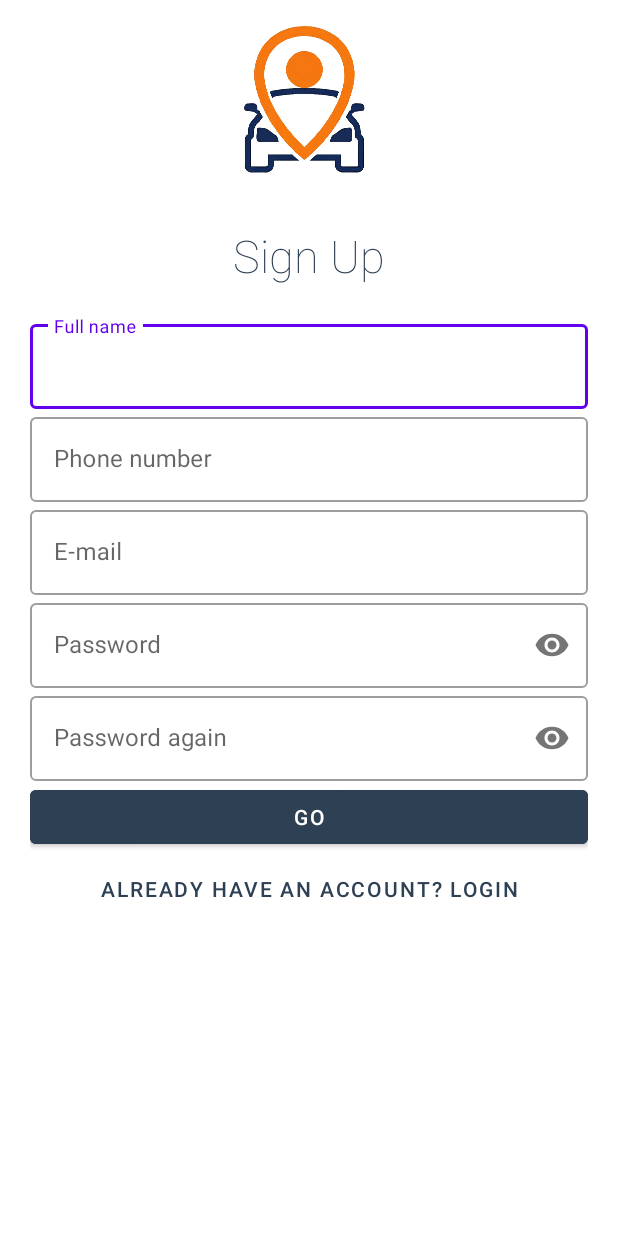
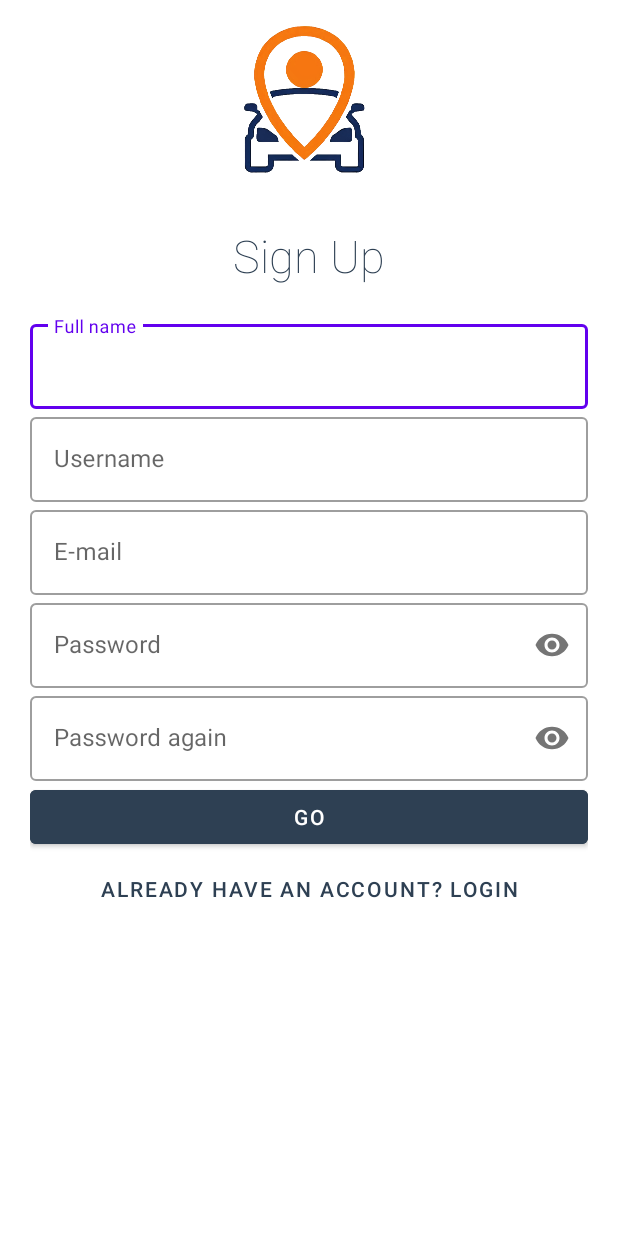
Before and after one commit to losowy-dp/TC-project, an Android app: the RegisterActivity screen opened directly, with no data from a screen before it, on a phone screen of 412 x 824 dp. Run offline under Robolectric (Android 15) with nearby library versions, the phone set to English and light mode, and no system bars; our stand-ins replace Firebase (no records; nobody signed in at launch, a user with empty details on screens opened directly); Roboto replaces fonts that are not available here; 5 statements that could not run were skipped.

Commit message:
add validate register

```diff
--- a/AndroidApp/ProjectCT/app/src/main/java/com/example/projectct/helpClass/User.kt
+++ b/AndroidApp/ProjectCT/app/src/main/java/com/example/projectct/helpClass/User.kt
@@ -6,7 +6,7 @@ import com.google.gson.annotations.SerializedName
 class User {
     @SerializedName("email")
     @Expose
-    private var email: String = ""
+    private var email: String
     @SerializedName("username")
     @Expose
     private var username: String
@@ -15,8 +15,9 @@ class User {
     private var password: String
 
 
-    constructor(password: String, username: String) {
+    constructor(password: String, username: String, email: String) {
         this.password = password
         this.username = username
+        this.email = email
     }
 }
--- a/AndroidApp/ProjectCT/app/src/main/res/layout/activity_register.xml
+++ b/AndroidApp/ProjectCT/app/src/main/res/layout/activity_register.xml
@@ -46,11 +46,11 @@
         <com.google.android.material.textfield.TextInputLayout
             android:layout_width="match_parent"
             android:layout_height="wrap_content"
-            android:hint="@string/phone_number"
+            android:hint="@string/username"
             style="@style/Widget.MaterialComponents.TextInputLayout.OutlinedBox"
-            android:id="@+id/phone_number">
+            android:id="@+id/username">
             <com.google.android.material.textfield.TextInputEditText
-                android:id="@+id/phone_number_editText"
+                android:id="@+id/username_number_editText"
                 android:layout_width="match_parent"
                 android:layout_height="wrap_content"
                 android:inputType="text"
--- a/AndroidApp/ProjectCT/app/src/main/res/values/strings.xml
+++ b/AndroidApp/ProjectCT/app/src/main/res/values/strings.xml
@@ -40,4 +40,10 @@
     <string name="your_email">Your email</string>
     <string name="send_email">Send me password</string>
     <string name="ok">Ok</string>
+    <string name="username">Username</string>
+    <string name="errorRegClear">Not all fields are filed</string>
+    <string name="errorRegNotGoodPass">Not a strong password</string>
+    <string name="errorRegPassNotRepeat">Passwords do not match</string>
+    <string name="errorRegEmailIsUse">This email is already taken</string>
+    <string name="errorInternetConnect">Internet not available</string>
 </resources>
```
Also changed, not shown: AndroidApp/ProjectCT/app/src/main/java/com/example/projectct/activity/RegisterActivity.kt (+38 -18 lines), AndroidApp/ProjectCT/app/src/main/java/com/example/projectct/InterfaceAPI/RetrofitService.kt (line endings or trailing spaces).
